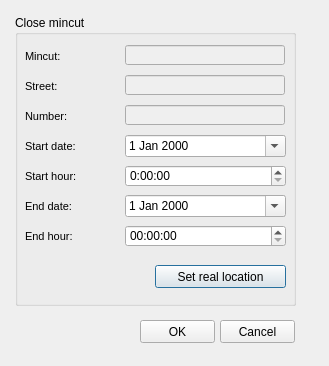
This is ui/mincut_fin.ui in Giswater/giswater_qgis_plugin as Qt 5 draws it before an edit. The edited form follows.
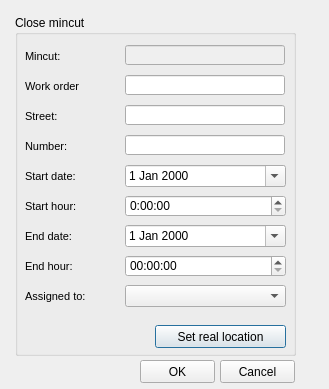
This is the edited form.

Patch:
```diff
--- a/ui/mincut_fin.ui
+++ b/ui/mincut_fin.ui
@@ -7,7 +7,7 @@
     <x>0</x>
     <y>0</y>
     <width>329</width>
-    <height>366</height>
+    <height>389</height>
    </rect>
   </property>
   <property name="windowTitle">
@@ -19,7 +19,7 @@
      <x>15</x>
      <y>15</y>
      <width>281</width>
-     <height>291</height>
+     <height>341</height>
     </rect>
    </property>
    <property name="title">
@@ -90,12 +90,12 @@
    </widget>
    <widget class="QLineEdit" name="street">
     <property name="enabled">
-     <bool>false</bool>
+     <bool>true</bool>
     </property>
     <property name="geometry">
      <rect>
       <x>110</x>
-      <y>60</y>
+      <y>90</y>
       <width>160</width>
       <height>20</height>
      </rect>
@@ -114,7 +114,7 @@
     <property name="geometry">
      <rect>
       <x>10</x>
-      <y>60</y>
+      <y>90</y>
       <width>90</width>
       <height>22</height>
      </rect>
@@ -150,7 +150,7 @@
     <property name="geometry">
      <rect>
       <x>10</x>
-      <y>120</y>
+      <y>150</y>
       <width>90</width>
       <height>22</height>
      </rect>
@@ -186,7 +186,7 @@
     <property name="geometry">
      <rect>
       <x>10</x>
-      <y>150</y>
+      <y>180</y>
       <width>90</width>
       <height>22</height>
      </rect>
@@ -225,7 +225,7 @@
     <property name="geometry">
      <rect>
       <x>110</x>
-      <y>150</y>
+      <y>180</y>
       <width>161</width>
       <height>22</height>
      </rect>
@@ -259,7 +259,7 @@
     <property name="geometry">
      <rect>
       <x>110</x>
-      <y>210</y>
+      <y>240</y>
       <width>161</width>
       <height>22</height>
      </rect>
@@ -275,7 +275,7 @@
     <property name="geometry">
      <rect>
       <x>10</x>
-      <y>210</y>
+      <y>240</y>
       <width>90</width>
       <height>22</height>
      </rect>
@@ -311,7 +311,7 @@
     <property name="geometry">
      <rect>
       <x>10</x>
-      <y>180</y>
+      <y>210</y>
       <width>90</width>
       <height>22</height>
      </rect>
@@ -347,7 +347,7 @@
     <property name="geometry">
      <rect>
       <x>110</x>
-      <y>180</y>
+      <y>210</y>
       <width>161</width>
       <height>22</height>
      </rect>
@@ -366,7 +366,7 @@
     <property name="geometry">
      <rect>
       <x>110</x>
-      <y>120</y>
+      <y>150</y>
       <width>161</width>
       <height>22</height>
      </rect>
@@ -382,7 +382,7 @@
     <property name="geometry">
      <rect>
       <x>140</x>
-      <y>250</y>
+      <y>310</y>
       <width>131</width>
       <height>23</height>
      </rect>
@@ -393,12 +393,12 @@
    </widget>
    <widget class="QLineEdit" name="number">
     <property name="enabled">
-     <bool>false</bool>
+     <bool>true</bool>
     </property>
     <property name="geometry">
      <rect>
       <x>110</x>
-      <y>90</y>
+      <y>120</y>
       <width>160</width>
       <height>20</height>
      </rect>
@@ -417,7 +417,7 @@
     <property name="geometry">
      <rect>
       <x>10</x>
-      <y>90</y>
+      <y>120</y>
       <width>90</width>
       <height>22</height>
      </rect>
@@ -449,12 +449,116 @@
      <number>3</number>
     </property>
    </widget>
+   <widget class="QLineEdit" name="work_order">
+    <property name="enabled">
+     <bool>true</bool>
+    </property>
+    <property name="geometry">
+     <rect>
+      <x>110</x>
+      <y>60</y>
+      <width>160</width>
+      <height>20</height>
+     </rect>
+    </property>
+    <property name="styleSheet">
+     <string notr="true"/>
+    </property>
+    <property name="text">
+     <string/>
+    </property>
+    <property name="alignment">
+     <set>Qt::AlignLeading|Qt::AlignLeft|Qt::AlignVCenter</set>
+    </property>
+   </widget>
+   <widget class="QLabel" name="label_label_x_8">
+    <property name="geometry">
+     <rect>
+      <x>10</x>
+      <y>60</y>
+      <width>90</width>
+      <height>22</height>
+     </rect>
+    </property>
+    <property name="font">
+     <font>
+      <pointsize>8</pointsize>
+     </font>
+    </property>
+    <property name="frameShape">
+     <enum>QFrame::NoFrame</enum>
+    </property>
+    <property name="frameShadow">
+     <enum>QFrame::Plain</enum>
+    </property>
+    <property name="text">
+     <string>Work order</string>
+    </property>
+    <property name="textFormat">
+     <enum>Qt::AutoText</enum>
+    </property>
+    <property name="scaledContents">
+     <bool>false</bool>
+    </property>
+    <property name="alignment">
+     <set>Qt::AlignLeading|Qt::AlignLeft|Qt::AlignVCenter</set>
+    </property>
+    <property name="margin">
+     <number>3</number>
+    </property>
+   </widget>
+   <widget class="QLabel" name="label_label_x_9">
+    <property name="geometry">
+     <rect>
+      <x>10</x>
+      <y>270</y>
+      <width>90</width>
+      <height>22</height>
+     </rect>
+    </property>
+    <property name="font">
+     <font>
+      <pointsize>8</pointsize>
+     </font>
+    </property>
+    <property name="frameShape">
+     <enum>QFrame::NoFrame</enum>
+    </property>
+    <property name="frameShadow">
+     <enum>QFrame::Plain</enum>
+    </property>
+    <property name="text">
+     <string>Assigned to:</string>
+    </property>
+    <property name="textFormat">
+     <enum>Qt::AutoText</enum>
+    </property>
+    <property name="scaledContents">
+     <bool>false</bool>
+    </property>
+    <property name="alignment">
+     <set>Qt::AlignLeading|Qt::AlignLeft|Qt::AlignVCenter</set>
+    </property>
+    <property name="margin">
+     <number>3</number>
+    </property>
+   </widget>
+   <widget class="QComboBox" name="assigned_to_fin">
+    <property name="geometry">
+     <rect>
+      <x>110</x>
+      <y>270</y>
+      <width>161</width>
+      <height>22</height>
+     </rect>
+    </property>
+   </widget>
   </widget>
   <widget class="QPushButton" name="btn_accept">
    <property name="geometry">
     <rect>
      <x>140</x>
-     <y>320</y>
+     <y>360</y>
      <width>75</width>
      <height>23</height>
     </rect>
@@ -467,7 +571,7 @@
    <property name="geometry">
     <rect>
      <x>220</x>
-     <y>320</y>
+     <y>360</y>
      <width>75</width>
      <height>23</height>
     </rect>
```
